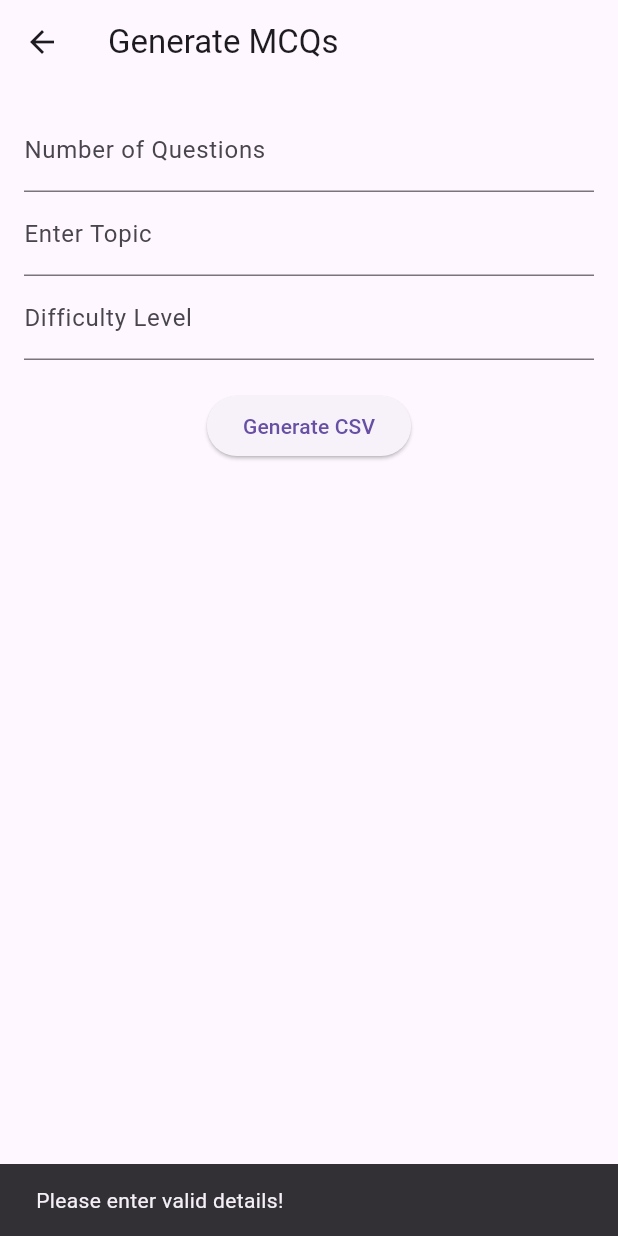
After one commit to LakshRJain/Pariksha, a Flutter app: the GenerateMCQScreen screen opened directly, after a tap on "Generate CSV", on a phone screen of 412 x 824 dp. The commit adds this screen. Run offline on Flutter 3.47's test engine with Material 3 defaults, Android fonts, the phone set to English and light mode, and no system bars; our stand-ins replace animate_do, cloud_firestore, firebase_auth, firebase_core, flutter_spinkit, lottie and 3 more; missing offline and left inert: firebase_app_check, flutter_swipe_button; accounts and stored records are empty; project files that could hold a hidden picture were left out.

Commit message:
generatecsv2

```diff
--- a/lib/screens/student/Quiz_student.dart
+++ b/lib/screens/student/Quiz_student.dart
@@ -10,11 +10,11 @@ class StudentTestScreen extends StatefulWidget {
   final Map<String, dynamic> testDetails;
 
   const StudentTestScreen({
-    Key? key,
+    super.key,
     required this.testId,
     required this.classId,
     required this.testDetails,
-  }) : super(key: key);
+  });
 
   @override
   _StudentTestScreenState createState() => _StudentTestScreenState();
@@ -36,7 +36,7 @@ class _StudentTestScreenState extends State<StudentTestScreen>
 
   // App switch tracking
   int _switchCount = 0;
-  bool _isActive = true;
+  final bool _isActive = true;
 
   @override
   void initState() {
--- /dev/null
+++ b/lib/screens/teacher/generate_mcq_screen.dart
@@ -0,0 +1,182 @@
+import 'dart:io';
+import 'package:flutter/material.dart';
+import 'package:permission_handler/permission_handler.dart';
+import 'package:path_provider/path_provider.dart';
+import 'package:http/http.dart' as http;
+import 'dart:convert';
+import 'package:open_file/open_file.dart';
+
+class GenerateMCQScreen extends StatefulWidget {
+  @override
+  _GenerateMCQScreenState createState() => _GenerateMCQScreenState();
+}
+
+class _GenerateMCQScreenState extends State<GenerateMCQScreen> {
+  final TextEditingController _numQuestionsController = TextEditingController();
+  final TextEditingController _topicController = TextEditingController();
+  final TextEditingController _difficultyController = TextEditingController();
+  bool _isLoading = false;
+
+  Future<void> requestPermissions() async {
+    await Permission.storage.request();
+    await Permission.manageExternalStorage.request();
+  }
+
+  Future<String> fetchMCQsFromGemini(
+      int numQuestions, String topic, String difficulty) async {
+    const apiKey = 'AIzaSyDSzqEwTjOmoHI0YAhjrQHDHAH0ecw3zrI';
+    const url =
+        'https://generativelanguage.googleapis.com/v1beta/models/gemini-1.5-flash:generateContent?key=$apiKey';
+
+    String prompt = """
+      Generate strictly $numQuestions multiple-choice questions on the topic '$topic' with difficulty level '$difficulty'.
+      Each question should have four options labeled A, B, C, and D, with one correct answer.
+      Try to make length of the questions and options to be small.
+      Return the output in a structured CSV format:
+      Question,Option A,Option B,Option C,Option D,Answer
+      Ensure that:
+      - Each field is separated by a comma.
+      - There are no extra line breaks inside a field.
+      - Use double quotes to enclose any field containing a comma.
+    """;
+
+    final requestPayload = {
+      "contents": [
+        {
+          "parts": [
+            {"text": prompt}
+          ]
+        }
+      ]
+    };
+
+    try {
+      final response = await http.post(
+        Uri.parse(url),
+        headers: {'Content-Type': 'application/json'},
+        body: jsonEncode(requestPayload),
+      );
+
+      if (response.statusCode == 200) {
+        final jsonResponse = jsonDecode(response.body);
+        if (jsonResponse.containsKey('candidates') &&
+            jsonResponse['candidates'].isNotEmpty) {
+          var firstCandidate = jsonResponse['candidates'][0];
+          if (firstCandidate.containsKey('content')) {
+            var content = firstCandidate['content'];
+            if (content.containsKey('parts') && content['parts'].isNotEmpty) {
+              return content['parts']
+                  .map<String>((part) => part['text'].toString())
+                  .join("\n");
+            }
+          }
+        }
+        return 'No valid content found in API response.';
+      } else {
+        return 'Error: ${response.statusCode}, Response: ${response.body}';
+      }
+    } catch (e) {
+      return 'Error: $e';
+    }
+  }
+
+  Future<void> generateAndSaveCSV() async {
+    setState(() => _isLoading = true);
+    try {
+      await requestPermissions();
+      int numQuestions = int.tryParse(_numQuestionsController.text) ?? 0;
+      String topic = _topicController.text.trim();
+      String difficulty = _difficultyController.text.trim();
+
+      if (numQuestions <= 0 || topic.isEmpty || difficulty.isEmpty) {
+        ScaffoldMessenger.of(context).showSnackBar(
+          SnackBar(content: Text("Please enter valid details!")),
+        );
+        setState(() => _isLoading = false);
+        return;
+      }
+
+      String content =
+          await fetchMCQsFromGemini(numQuestions, topic, difficulty);
+      if (content.isEmpty || content.startsWith("Error")) {
+        ScaffoldMessenger.of(context).showSnackBar(
+          SnackBar(content: Text("Failed to generate content! Try again.")),
+        );
+        setState(() => _isLoading = false);
+        return;
+      }
+
+      List<String> lines =
+          content.split("\n").where((line) => line.trim().isNotEmpty).toList();
+      List<List<String>> mcqData = [];
+
+      for (var line in lines) {
+        List<String> values = line.split(",");
+        if (values.length == 6) {
+          mcqData.add(values.map((e) => e.trim()).toList());
+        }
+      }
+
+      if (mcqData.isEmpty) {
+        ScaffoldMessenger.of(context).showSnackBar(
+          SnackBar(
+              content: Text("Generated data is not in the correct format!")),
+        );
+        setState(() => _isLoading = false);
+        return;
+      }
+
+      List<String> csvData = [];
+      for (var mcq in mcqData) {
+        csvData.add(mcq.map((e) => '"$e"').join(","));
+      }
+
+      Directory? downloadsDir = Directory("/storage/emulated/0/Download");
+      if (!downloadsDir.existsSync()) {
+        downloadsDir = await getExternalStorageDirectory();
+      }
+      String filePath = '${downloadsDir!.path}/MCQ_$topic.csv';
+      final file = File(filePath);
+      await file.writeAsString(csvData.join("\n"));
+
+      ScaffoldMessenger.of(context).showSnackBar(
+        SnackBar(content: Text("CSV saved in Downloads: $filePath")),
+      );
+      OpenFile.open(filePath);
+    } catch (e) {
+      ScaffoldMessenger.of(context).showSnackBar(
+        SnackBar(content: Text("Error saving CSV: $e")),
+      );
+    } finally {
+      setState(() => _isLoading = false);
+    }
+  }
+
+  @override
+  Widget build(BuildContext context) {
+    return Scaffold(
+      appBar: AppBar(title: Text("Generate MCQs")),
+      body: Padding(
+        padding: EdgeInsets.all(16.0),
+        child: Column(
+          children: [
+            TextField(
+                controller: _numQuestionsController,
+                decoration: InputDecoration(labelText: "Number of Questions")),
+            TextField(
+                controller: _topicController,
+                decoration: InputDecoration(labelText: "Enter Topic")),
+            TextField(
+                controller: _difficultyController,
+                decoration: InputDecoration(labelText: "Difficulty Level")),
+            SizedBox(height: 20),
+            _isLoading
+                ? CircularProgressIndicator()
+                : ElevatedButton(
+                    onPressed: generateAndSaveCSV, child: Text("Generate CSV")),
+          ],
+        ),
+      ),
+    );
+  }
+}
```
Also changed, not shown: lib/screens/teacher/quiz_generate.dart (+30 -9 lines).
